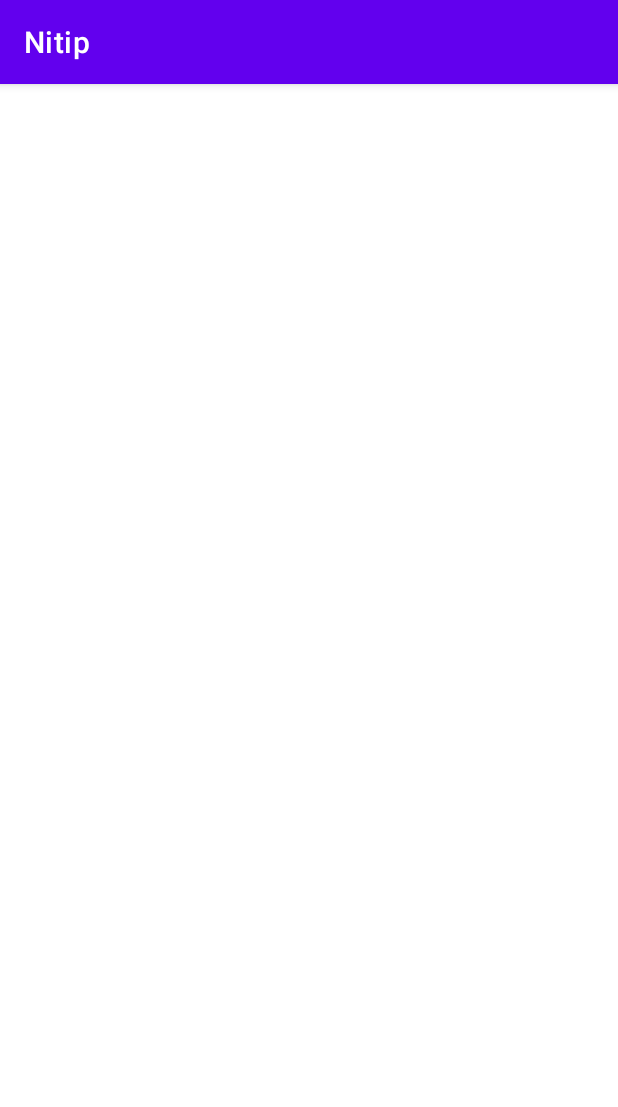
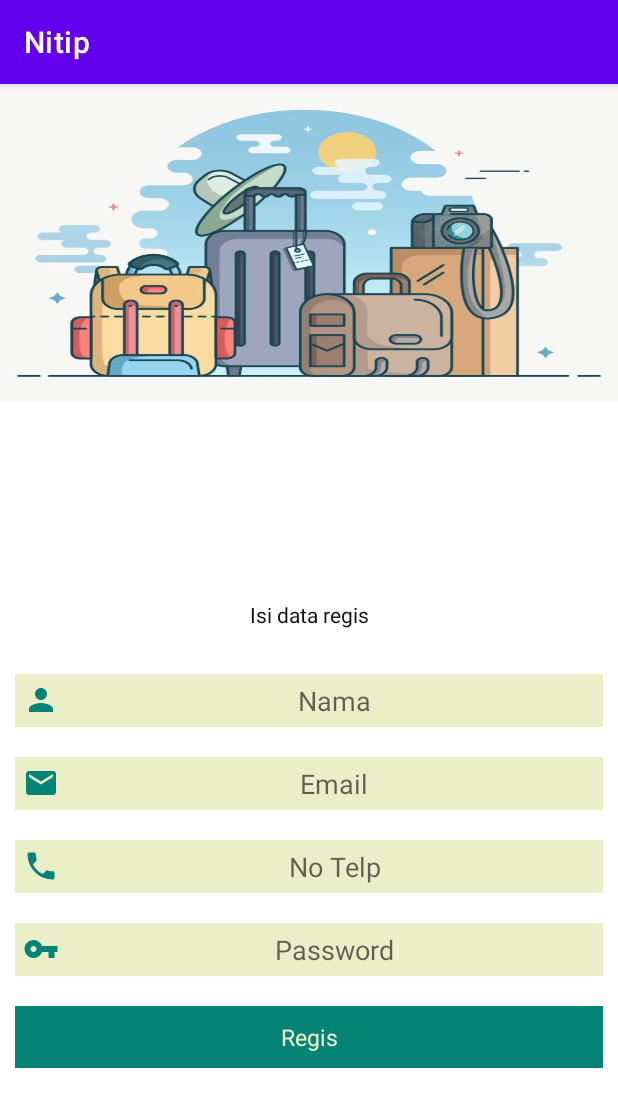
Before and after one commit to CindoddCindy/nitipMitra, an Android app: the Regis screen opened directly, with no data from a screen before it, on a phone screen of 412 x 824 dp. Shown: the top 1107 px of the screen. Run offline under Robolectric (Android 15) with nearby library versions, the phone set to English and light mode, and no system bars.

Commit message:
tamba regis login

```diff
--- /dev/null
+++ b/nitipAppsMitra/app/src/main/res/drawable/ic_baseline_email_24.xml
@@ -0,0 +1,5 @@
+<vector android:height="24dp" android:tint="#068377"
+    android:viewportHeight="24" android:viewportWidth="24"
+    android:width="24dp" xmlns:android="http://schemas.android.com/apk/res/android">
+    <path android:fillColor="@android:color/white" android:pathData="M20,4L4,4c-1.1,0 -1.99,0.9 -1.99,2L2,18c0,1.1 0.9,2 2,2h16c1.1,0 2,-0.9 2,-2L22,6c0,-1.1 -0.9,-2 -2,-2zM20,8l-8,5 -8,-5L4,6l8,5 8,-5v2z"/>
+</vector>
--- /dev/null
+++ b/nitipAppsMitra/app/src/main/res/drawable/ic_baseline_person_24.xml
@@ -0,0 +1,5 @@
+<vector android:height="24dp" android:tint="#068377"
+    android:viewportHeight="24" android:viewportWidth="24"
+    android:width="24dp" xmlns:android="http://schemas.android.com/apk/res/android">
+    <path android:fillColor="@android:color/white" android:pathData="M12,12c2.21,0 4,-1.79 4,-4s-1.79,-4 -4,-4 -4,1.79 -4,4 1.79,4 4,4zM12,14c-2.67,0 -8,1.34 -8,4v2h16v-2c0,-2.66 -5.33,-4 -8,-4z"/>
+</vector>
--- /dev/null
+++ b/nitipAppsMitra/app/src/main/res/drawable/ic_baseline_phone_24.xml
@@ -0,0 +1,5 @@
+<vector android:height="24dp" android:tint="#068377"
+    android:viewportHeight="24" android:viewportWidth="24"
+    android:width="24dp" xmlns:android="http://schemas.android.com/apk/res/android">
+    <path android:fillColor="@android:color/white" android:pathData="M6.62,10.79c1.44,2.83 3.76,5.14 6.59,6.59l2.2,-2.2c0.27,-0.27 0.67,-0.36 1.02,-0.24 1.12,0.37 2.33,0.57 3.57,0.57 0.55,0 1,0.45 1,1V20c0,0.55 -0.45,1 -1,1 -9.39,0 -17,-7.61 -17,-17 0,-0.55 0.45,-1 1,-1h3.5c0.55,0 1,0.45 1,1 0,1.25 0.2,2.45 0.57,3.57 0.11,0.35 0.03,0.74 -0.25,1.02l-2.2,2.2z"/>
+</vector>
--- /dev/null
+++ b/nitipAppsMitra/app/src/main/res/drawable/ic_baseline_vpn_key_24.xml
@@ -0,0 +1,5 @@
+<vector android:height="24dp" android:tint="#068377"
+    android:viewportHeight="24" android:viewportWidth="24"
+    android:width="24dp" xmlns:android="http://schemas.android.com/apk/res/android">
+    <path android:fillColor="@android:color/white" android:pathData="M12.65,10C11.83,7.67 9.61,6 7,6c-3.31,0 -6,2.69 -6,6s2.69,6 6,6c2.61,0 4.83,-1.67 5.65,-4H17v4h4v-4h2v-4H12.65zM7,14c-1.1,0 -2,-0.9 -2,-2s0.9,-2 2,-2 2,0.9 2,2 -0.9,2 -2,2z"/>
+</vector>
--- a/nitipAppsMitra/app/src/main/res/layout/activity_regis.xml
+++ b/nitipAppsMitra/app/src/main/res/layout/activity_regis.xml
@@ -1,9 +1,106 @@
 <?xml version="1.0" encoding="utf-8"?>
-<androidx.constraintlayout.widget.ConstraintLayout xmlns:android="http://schemas.android.com/apk/res/android"
+<LinearLayout xmlns:android="http://schemas.android.com/apk/res/android"
     xmlns:app="http://schemas.android.com/apk/res-auto"
     xmlns:tools="http://schemas.android.com/tools"
     android:layout_width="match_parent"
     android:layout_height="match_parent"
+    android:orientation="vertical"
+    android:layout_gravity="center"
+    android:gravity="center"
     tools:context=".view.Regis">
+    <LinearLayout
+        android:background="@drawable/gbr_header_"
+        android:layout_weight="1"
+        android:layout_width="match_parent"
+        android:layout_height="100dp"
+        android:orientation="vertical">
 
-</androidx.constraintlayout.widget.ConstraintLayout>
+    </LinearLayout>
+    <LinearLayout
+        android:layout_gravity="center"
+        android:gravity="center"
+        android:layout_weight="2"
+        android:layout_width="match_parent"
+        android:layout_height="wrap_content"
+        android:orientation="vertical">
+
+        <TextView
+            android:text="Isi data regis"
+            android:gravity="center"
+            android:textColor="#0B0B0A"
+            android:padding="10dp"
+            android:layout_margin="10dp"
+            android:layout_width="match_parent"
+            android:layout_height="wrap_content"
+            >
+
+        </TextView>
+        <EditText
+            android:hint="Nama"
+            android:drawableLeft="@drawable/ic_baseline_person_24"
+            android:drawablePadding="10dp"
+            android:gravity="center"
+            android:layout_margin="10dp"
+            android:padding="5dp"
+            android:layout_width="match_parent"
+            android:layout_height="wrap_content"
+            android:background="#EBEFC8">
+
+        </EditText>
+        <EditText
+            android:drawableLeft="@drawable/ic_baseline_email_24"
+            android:drawablePadding="10dp"
+            android:gravity="center"
+            android:hint="Email"
+            android:layout_margin="10dp"
+            android:padding="5dp"
+            android:layout_width="match_parent"
+            android:layout_height="wrap_content"
+            android:background="#EBEFC8">
+
+        </EditText>
+        <EditText
+            android:drawableLeft="@drawable/ic_baseline_phone_24"
+            android:drawablePadding="10dp"
+            android:gravity="center"
+            android:hint="No Telp"
+            android:layout_margin="10dp"
+            android:padding="5dp"
+            android:layout_width="match_parent"
+            android:layout_height="wrap_content"
+            android:background="#EBEFC8">
+
+        </EditText>
+        <EditText
+            android:drawableLeft="@drawable/ic_baseline_vpn_key_24"
+            android:drawablePadding="10dp"
+            android:gravity="center"
+            android:hint="Password"
+            android:layout_margin="10dp"
+            android:padding="5dp"
+            android:layout_width="match_parent"
+            android:layout_height="wrap_content"
+            android:background="#EBEFC8">
+
+        </EditText>
+        <TextView
+            android:layout_marginTop="10dp"
+            android:layout_marginLeft="10dp"
+            android:layout_marginRight="10dp"
+            android:textSize="15dp"
+            android:text="Regis"
+            android:gravity="center"
+            android:textColor="#EBEFC8"
+            android:padding="10dp"
+            android:layout_width="match_parent"
+            android:layout_height="wrap_content"
+            android:background="#068377">
+
+        </TextView>
+
+
+
+    </LinearLayout>
+
+
+</LinearLayout>
```
Also changed, not shown: nitipAppsMitra/app/src/main/res/layout/activity_login.xml (+77 -2 lines), nitipAppsMitra/app/src/main/res/drawable/gbr_header_.jpeg (added), nitipAppsMitra/app/src/main/res/drawable/gbr_header_dua.png (added).
